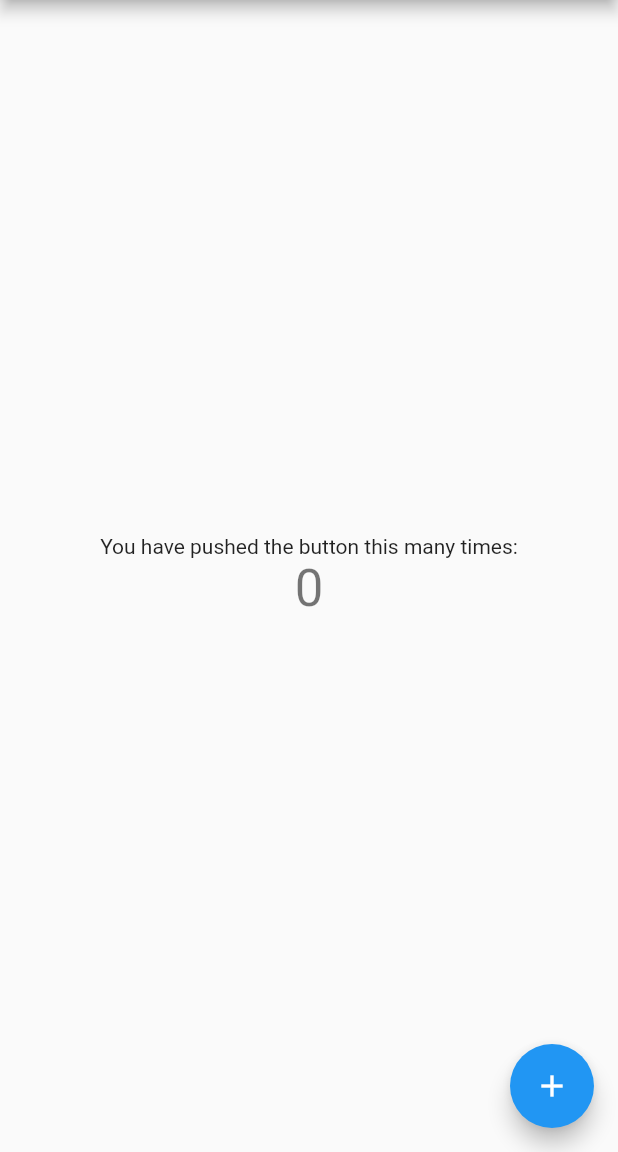
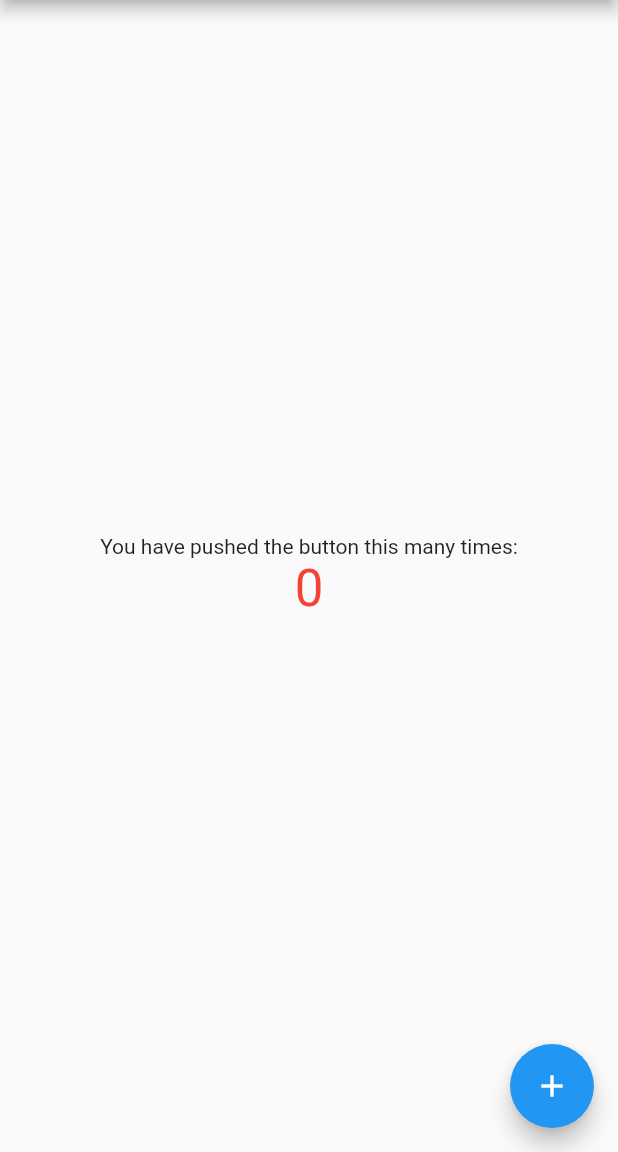
Before and after one commit to misaki-kawaguchi/QueensTechLab, a Flutter app: the screen it shows after launch, on a phone screen of 412 x 824 dp, the part 84-1236 px from its top. Run offline on Flutter 3.47's test engine with Material 2 defaults, Android fonts, the phone set to English and light mode, and no system bars.

Commit message:
カウント表示されるテキストの色を赤に変える

```diff
--- a/task0/lib/main.dart
+++ b/task0/lib/main.dart
@@ -52,7 +52,9 @@ class _MyHomePageState extends State<MyHomePage> {
             ),
             Text(
               '$_counter',
-              style: Theme.of(context).textTheme.headline4,
+              style: Theme.of(context).textTheme.headline4?.copyWith(
+                    color: Colors.red,
+                  ),
             ),
           ],
         ),
```
